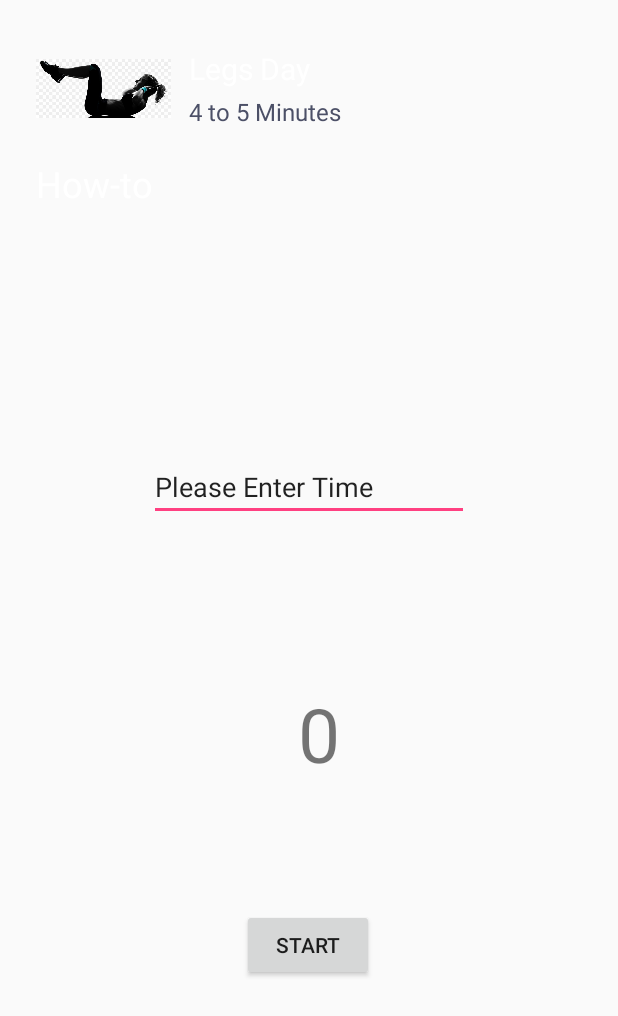
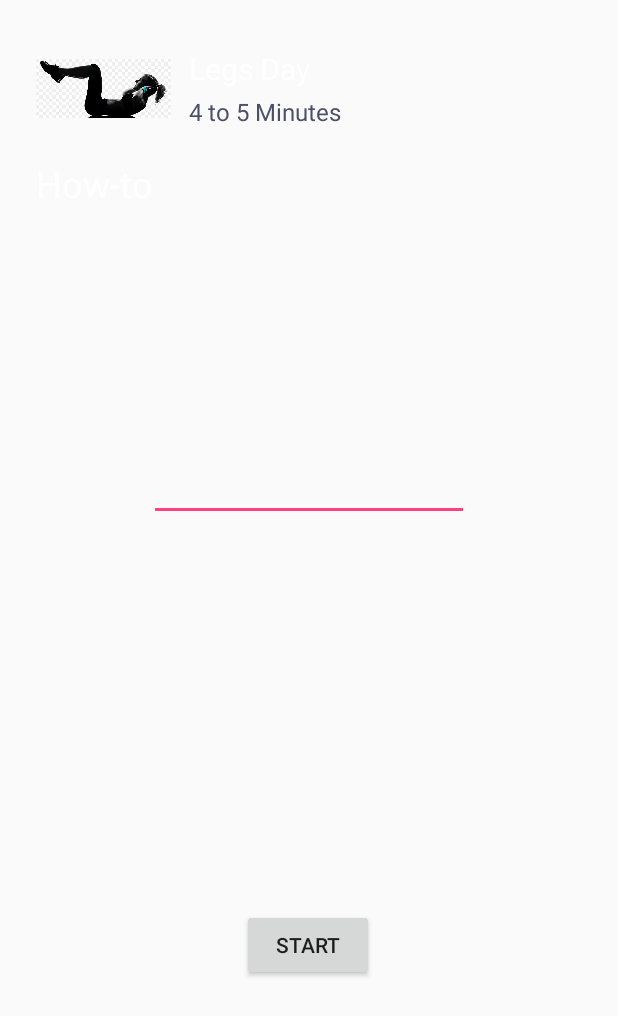
Before and after one commit to TheLippyT/NotAnotherWorkoutApp, an Android app: the StartWorkAct screen opened directly, with no data from a screen before it, on a phone screen of 412 x 824 dp. Shown: the top 1016 px of the screen. Run offline under Robolectric (Android 15) with nearby library versions, the phone set to English and light mode, and no system bars.

Commit message:
minor changes

```diff
--- a/app/src/main/res/layout/activity_start_work.xml
+++ b/app/src/main/res/layout/activity_start_work.xml
@@ -124,7 +124,6 @@
         android:layout_marginStart="127dp"
         android:layout_marginEnd="123dp"
         android:gravity="center"
-        android:text="0"
         android:textSize="50sp"
         app:layout_constraintBottom_toBottomOf="parent"
         app:layout_constraintEnd_toEndOf="parent"
@@ -152,7 +151,6 @@
         android:layout_height="wrap_content"
         android:ems="10"
         android:inputType="textPersonName"
-        android:text="Please Enter Time"
         app:layout_constraintBottom_toTopOf="@+id/showTime"
         app:layout_constraintEnd_toEndOf="parent"
         app:layout_constraintStart_toStartOf="parent"
```
